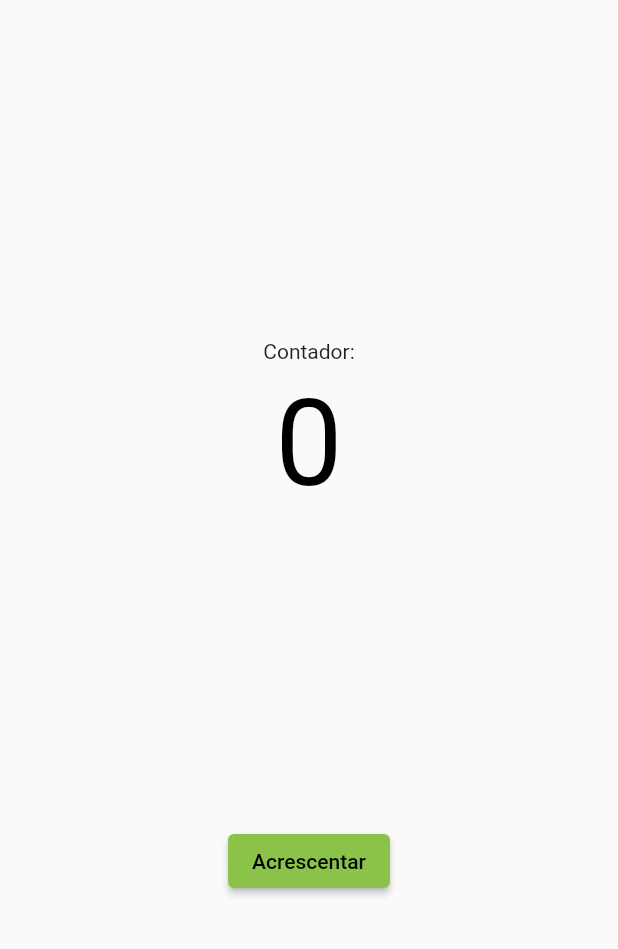
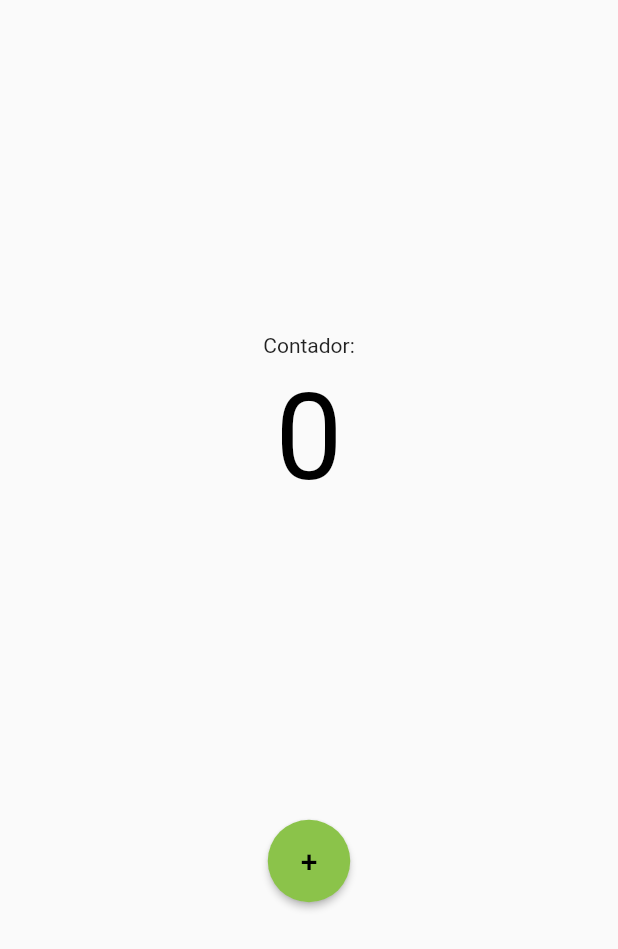
Before and after one commit to DouglasEDBR1/Contador_Utlizando_Mobx, a Flutter app: the screen it shows after launch, on a phone screen of 412 x 824 dp. Shown: the top 949 px of the screen. Run offline on Flutter 3.47's test engine with Material 2 defaults, Android fonts, the phone set to English and light mode, and no system bars; our stand-ins replace flutter_mobx, mobx; generated files the repository leaves out were written again.

Commit message:
Acrescentando a propriedade CircleBorder ao Elevated Button, para deixa-lo no formato circular. Alterando o arquivo Readme.

```diff
--- a/lib/Home.dart
+++ b/lib/Home.dart
@@ -47,14 +47,16 @@ class _HomeState extends State<Home> {
               padding: EdgeInsets.only(top: 200),
               child: ElevatedButton(
                   style: ElevatedButton.styleFrom(
-                    primary: Colors.lightGreen
+                    primary: Colors.lightGreen,
+                    shape: CircleBorder(),
+                    padding: EdgeInsets.all(16)
                   ),
                   onPressed: (){
                     controller.incrementar();
                   },
                   child: Text(
-                    'Acrescentar',
-                    style: TextStyle(color: Colors.black, fontSize: 14),
+                    '+',
+                    style: TextStyle(color: Colors.black, fontSize: 20),
                   ),
               ),
             )
```
Also changed, not shown: 1 other file.
